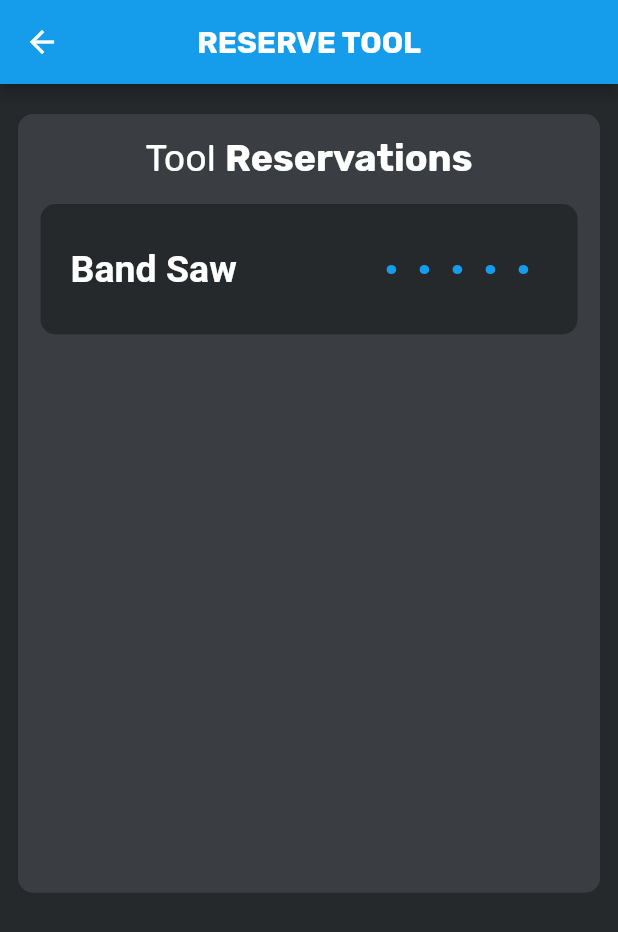
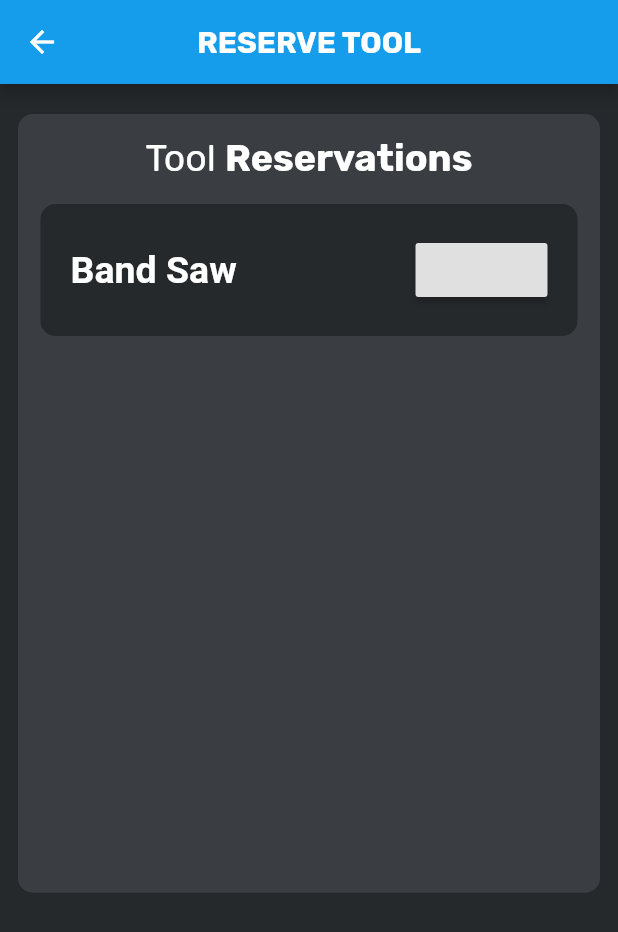
Before and after one commit to Team-Optix-3749/OptixToolkit, a Flutter app: the ToolReserve screen opened directly, after a tap on "Band Saw", on a phone screen of 412 x 824 dp. Shown: the top 932 px of the screen. Run offline on Flutter 3.47's test engine with Material 2 defaults, Android fonts, the phone set to English and light mode, and no system bars; our stand-ins replace firebase_auth, google_fonts, percent_indicator; missing offline and left inert: barcode_scan, loading_animations; accounts and stored records are empty.

Commit message:
new design for tool reservations
oops forgot to git add

```diff
--- a/lib/ui/tools/ToolReserve.dart
+++ b/lib/ui/tools/ToolReserve.dart
@@ -2,10 +2,9 @@
 import 'package:flutter/material.dart';
 
 // Package imports:
-import 'package:flutter_datetime_picker/flutter_datetime_picker.dart';
 import 'package:google_fonts/google_fonts.dart';
 
-import 'ToolCard.dart';
+import 'ToolReserveItem.dart';
 
 class ToolReserve extends StatefulWidget {
   ToolReserve({Key key}) : super(key: key);
@@ -78,7 +77,7 @@ class _ToolReserveState extends State<ToolReserve> {
               const SizedBox(height: 15),
               Expanded(
                 child: ListView(
-                  children: [ToolCard()],
+                  children: [ToolReserveItem()],
                 ),
               ),
             ],
--- /dev/null
+++ b/lib/ui/tools/ToolReserveItem.dart
@@ -0,0 +1,73 @@
+import 'package:flutter/material.dart';
+import 'package:google_fonts/google_fonts.dart';
+import 'package:OptixToolkit/ui/tools/ToolsPage.dart';
+import 'package:OptixToolkit/services/NavigationService.dart';
+
+import 'ToolReserve.dart';
+import 'ToolsPage.dart';
+
+class ToolReserveItem extends StatelessWidget {
+  const ToolReserveItem({Key key}) : super(key: key);
+
+  @override
+  Widget build(BuildContext context) {
+    return GestureDetector(
+      onTap: () {
+        NavigationService.goTo(
+          PageRouteBuilder(
+            pageBuilder: (context, animation1, animation2) => ToolReserve(),
+          ),
+        );
+      },
+      child: Container(
+        margin: EdgeInsets.only(bottom: 10),
+        width: 330,
+        decoration: BoxDecoration(
+          borderRadius: BorderRadius.circular(10.0),
+          color: Color(0xff26292c),
+        ),
+        child: Padding(
+          padding: EdgeInsets.all(20.0),
+          child: Row(
+            mainAxisAlignment: MainAxisAlignment.spaceBetween,
+            children: [
+              Column(
+                children: [
+                  RichText(
+                    text: TextSpan(
+                      style: GoogleFonts.rubik(
+                          color: Colors.white, fontSize: 20.0),
+                      children: <TextSpan>[
+                        TextSpan(
+                          text: "Band Saw",
+                          style: TextStyle(
+                            fontWeight: FontWeight.bold,
+                            fontSize: 25.0,
+                          ),
+                        ),
+                      ],
+                    ),
+                  ),
+                ],
+              ),
+              Row(
+                children: [
+                  RaisedButton(
+                    onPressed: () {
+                      NavigationService.goTo(
+                        PageRouteBuilder(
+                          pageBuilder: (context, animation1, animation2) =>
+                              toolsPage(),
+                        ),
+                      );
+                    },
+                  ),
+                ],
+              ),
+            ],
+          ),
+        ),
+      ),
+    );
+  }
+}
```
